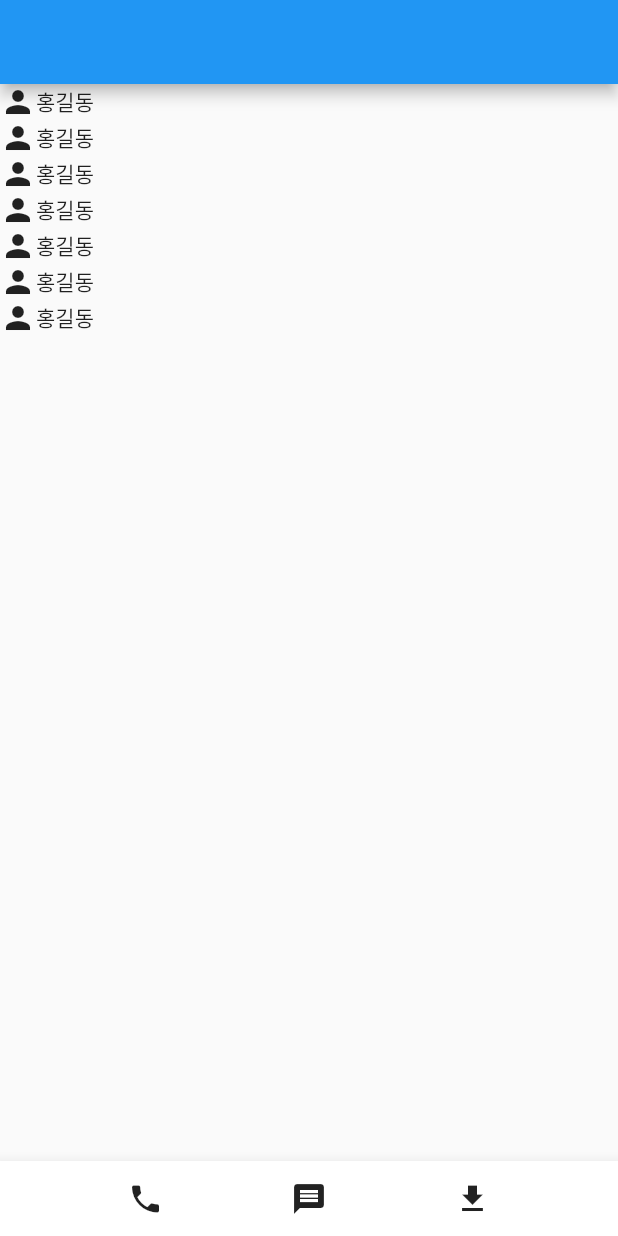
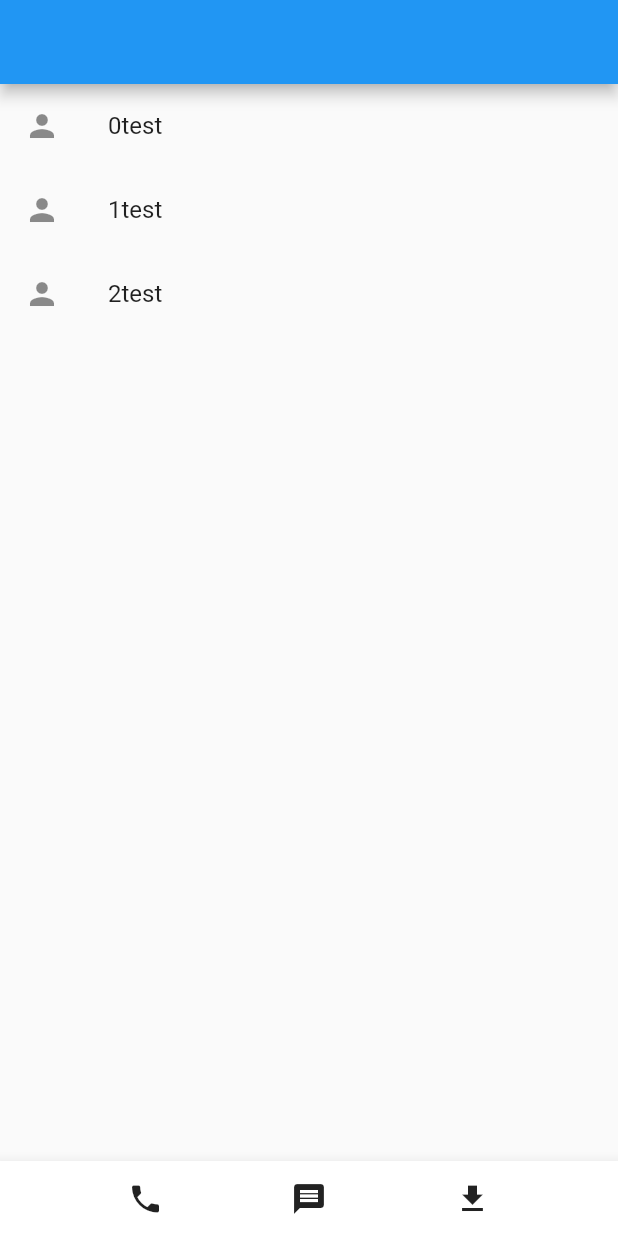
Before and after one commit to pensieve92/flutter.basic, a Flutter app: the screen it shows after launch, on a phone screen of 412 x 824 dp. Run offline on Flutter 3.47's test engine with Material 2 defaults, Android fonts, the phone set to English and light mode, and no system bars.

Commit message:
Add Use ListView.builder, ListTile

```diff
--- a/lib/main.dart
+++ b/lib/main.dart
@@ -18,16 +18,15 @@ class MyApp extends StatelessWidget {
       // )
       home: Scaffold(
         appBar: AppBar(),
-        body: ListView(
-          children: [
-            Row(children: [Icon(Icons.person), Text('홍길동')]),
-            Row(children: [Icon(Icons.person), Text('홍길동')]),
-            Row(children: [Icon(Icons.person), Text('홍길동')]),
-            Row(children: [Icon(Icons.person), Text('홍길동')]),
-            Row(children: [Icon(Icons.person), Text('홍길동')]),
-            Row(children: [Icon(Icons.person), Text('홍길동')]),
-            Row(children: [Icon(Icons.person), Text('홍길동')]),
-          ],
+        body: ListView.builder(
+          itemCount: 3,
+          itemBuilder: (context, idx){
+            return ListTile(
+              leading: Icon(Icons.person),
+              title: Text(idx.toString() + 'test'),
+            );
+          },
+
         ),
         bottomNavigationBar: Bottom(),
       )
```
